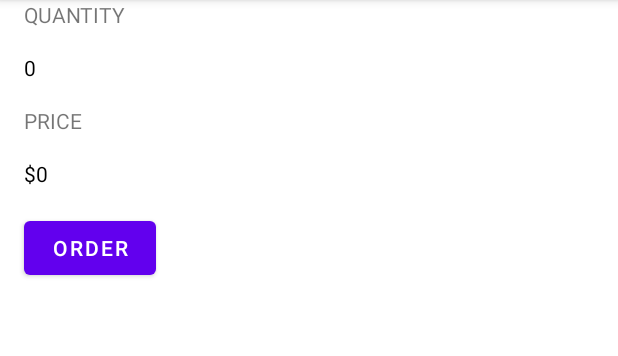
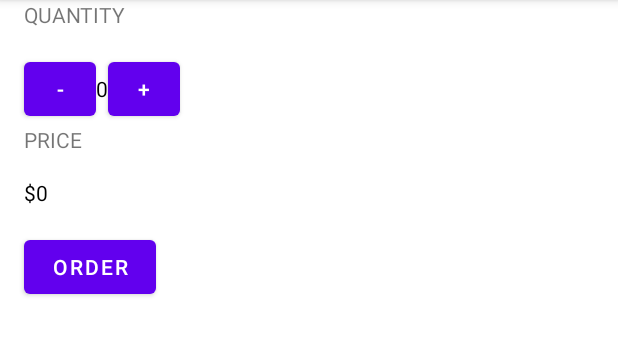
Before and after one commit to aashish22bansal/Android-Projects, an Android app: the screen it shows after launch (MainActivity), on a phone screen of 412 x 824 dp, the part 84-440 px from its top. Run offline under Robolectric (Android 15) with nearby library versions, the phone set to English and light mode, and no system bars.

Commit message:
Bugs fixed

```diff
--- a/JustJava/app/src/main/java/com/example/android/justjava/MainActivity.java
+++ b/JustJava/app/src/main/java/com/example/android/justjava/MainActivity.java
@@ -12,6 +12,9 @@ import java.text.NumberFormat;
 
 public class MainActivity extends AppCompatActivity
 {
+    // Initialising the value of quatity and priceOfCoffee
+    int quantity = 0, priceOfCoffee=5;
+
     @Override
     protected void onCreate(Bundle savedInstanceState)
     {
@@ -23,9 +26,28 @@ public class MainActivity extends AppCompatActivity
     * This method is called when the order button is clicked.
     */
     public void submitOrder(View view){
-        int quantity = 2, priceOfCoffee=5;
         display(quantity);
         displayPrice(quantity * priceOfCoffee);
+    }
+
+    /**
+     * This is the increment method used to increase the value of quantity by 1.
+     */
+    public void increment(View view){
+        quantity = quantity + 1;
+        display(quantity);
+    }
+
+    /**
+     * This is the decrement method used to reduce the value of quantity by 1.
+     */
+    public void decrement(View view){
+        quantity = quantity - 1;
+        if(quantity<=0)
+        {
+            quantity = 0;
+        }
+        display(quantity);
     }
 
     /**
--- a/JustJava/app/src/main/res/layout/activity_main.xml
+++ b/JustJava/app/src/main/res/layout/activity_main.xml
@@ -1,6 +1,5 @@
 <?xml version="1.0" encoding="utf-8"?>
-<LinearLayout
-    xmlns:android="http://schemas.android.com/apk/res/android"
+<LinearLayout xmlns:android="http://schemas.android.com/apk/res/android"
     xmlns:app="http://schemas.android.com/apk/res-auto"
     xmlns:tools="http://schemas.android.com/tools"
     android:layout_width="match_parent"
@@ -14,47 +13,73 @@
         android:layout_height="wrap_content"
         android:layout_marginLeft="16dp"
         android:layout_marginBottom="16dp"
-        android:textAllCaps="true"
-        android:text="Quantity" />
+        android:text="Quantity"
+        android:textAllCaps="true" />
 
-    <TextView
-        android:id="@+id/quantity_text_view"
-        android:layout_below="@id/quantity_text"
-        android:layout_width="wrap_content"
+    <LinearLayout
+        android:layout_width="match_parent"
         android:layout_height="wrap_content"
-        android:layout_marginLeft="16dp"
-        android:layout_marginBottom="16dp"
-        android:textColor="@color/black"
-        android:text="0" />
+        android:orientation="horizontal">
+
+        <Button
+            android:id="@+id/quantity_decrement"
+            android:layout_width="48dp"
+            android:layout_height="48dp"
+            android:layout_below="@+id/quantity_text_view"
+            android:layout_marginLeft="16dp"
+            android:onClick="decrement"
+            android:text="-"
+            android:textAllCaps="true" />
+
+        <TextView
+            android:id="@+id/quantity_text_view"
+            android:layout_width="wrap_content"
+            android:layout_height="wrap_content"
+            android:layout_below="@id/quantity_text"
+            android:layout_paddingLeft="8dp"
+            android:layout_paddingRight="8dp"
+            android:text="0"
+            android:textColor="@color/black" />
+
+        <Button
+            android:id="@+id/quantity_increment"
+            android:layout_width="48dp"
+            android:layout_height="48dp"
+            android:layout_below="@+id/quantity_text"
+            android:onClick="increment"
+            android:text="+"
+            android:textAllCaps="true" />
+
+    </LinearLayout>
 
     <TextView
         android:id="@+id/price_text"
-        android:layout_below="@id/quantity_text_view"
         android:layout_width="wrap_content"
         android:layout_height="wrap_content"
+        android:layout_below="@id/quantity_decrement"
         android:layout_marginLeft="16dp"
         android:layout_marginBottom="16dp"
-        android:textAllCaps="true"
-        android:text="Price" />
+        android:text="Price"
+        android:textAllCaps="true" />
 
     <TextView
         android:id="@+id/price_text_view"
-        android:layout_below="@id/price_text"
         android:layout_width="wrap_content"
         android:layout_height="wrap_content"
+        android:layout_below="@id/price_text"
         android:layout_marginLeft="16dp"
-        android:textColor="@color/black"
-        android:text="$0" />
+        android:text="$0"
+        android:textColor="@color/black" />
 
     <Button
         android:id="@+id/quatity"
-        android:layout_below="@+id/quantity_text_view"
         android:layout_width="wrap_content"
         android:layout_height="wrap_content"
+        android:layout_below="@+id/quantity_text_view"
         android:layout_marginLeft="16dp"
         android:layout_marginTop="16dp"
-        android:textAllCaps="true"
         android:onClick="submitOrder"
-        android:text="Order" />
+        android:text="Order"
+        android:textAllCaps="true" />
 
 </LinearLayout>
```
